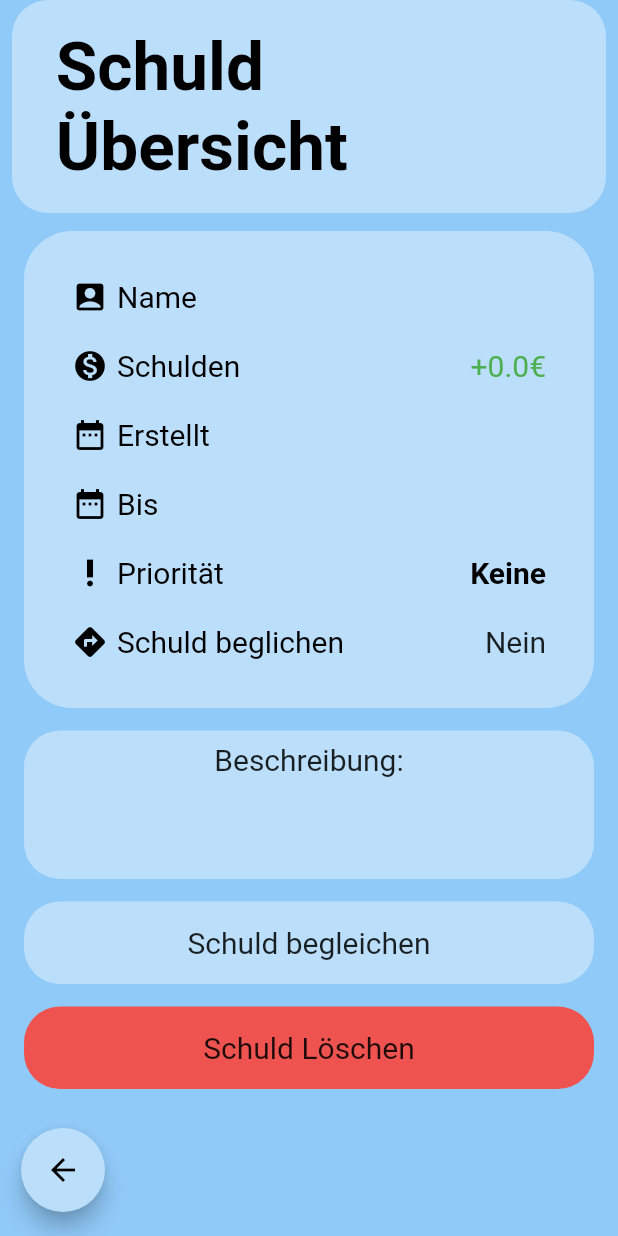
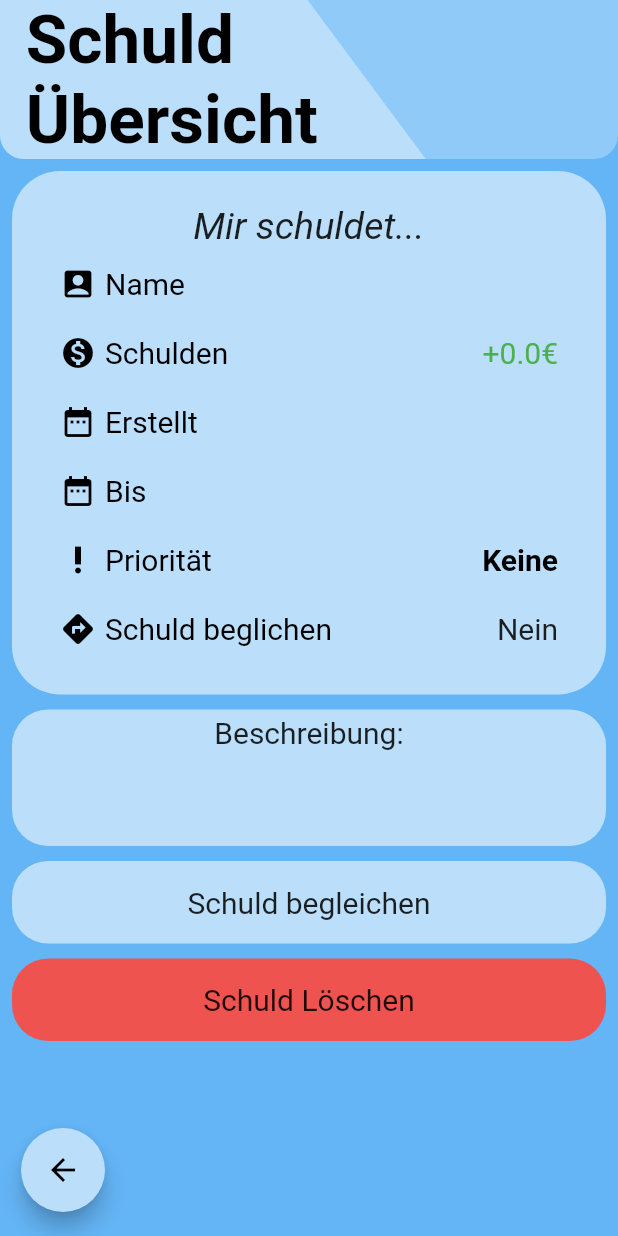
Before and after one commit to CaptainWeasle/Projekt-B-2.0, a Flutter app: the DetailedPage screen opened directly with empty values, on a phone screen of 412 x 824 dp. Run offline on Flutter 3.47's test engine with Material 2 defaults, Android fonts, the phone set to English and light mode, and no system bars; our stand-ins replace datetime_picker_formfield, sqflite; accounts and stored records are empty; Roboto replaces fonts that are missing (Hind).

Commit message:
add new design 2.0

```diff
--- a/project_b/lib/src/pages/detailedPage.dart
+++ b/project_b/lib/src/pages/detailedPage.dart
@@ -3,6 +3,7 @@ import 'package:flutter/material.dart';
 import 'package:project_b/src/blocs/newDebtBloc.dart';
 import 'package:project_b/src/models/debtItem.dart';
 import 'package:project_b/src/ui_elements/debtNumberColor.dart';
+import 'package:project_b/src/ui_elements/headerClipper.dart';
 
 class DetailedPage extends StatefulWidget {
   final NewDebtBloc debtBloc;
@@ -25,18 +26,23 @@ class DetailedPageState extends State<DetailedPage> {
   Widget build(BuildContext context) {
     var appBody = Column(
       children: <Widget>[
-        SafeArea(
-          child: Padding(
-            padding: const EdgeInsets.fromLTRB(8,0,8,0),
-            child: Container(
-              padding: EdgeInsets.all(18),
+        Container(
+          width: double.infinity,
           decoration: BoxDecoration(
             borderRadius: BorderRadius.only(
-                  bottomLeft: Radius.circular(24),
-                  bottomRight: Radius.circular(24),
-                  topRight: Radius.circular(24),
-                  topLeft: Radius.circular(24),
+                bottomLeft: Radius.circular(16),
+                bottomRight: Radius.circular(16)),
+            color: Colors.blue[200],
           ),
+          child: SafeArea(
+            child: ClipPath(
+              clipper: HeaderClipper(),
+              child: Container(
+                width: double.infinity,
+                decoration: BoxDecoration(
+                  borderRadius: BorderRadius.only(
+                      bottomLeft: Radius.circular(16),
+                      bottomRight: Radius.circular(16)),
                   color: Colors.blue[100],
                 ),
                 child: Column(
@@ -66,13 +72,14 @@ class DetailedPageState extends State<DetailedPage> {
               ),
             ),
           ),
+        ),
         Expanded(
           flex: 1,
           child: ListView(
-            padding: EdgeInsets.all(8),
+            padding: EdgeInsets.all(4),
             children: <Widget>[
               Padding(
-                padding: const EdgeInsets.fromLTRB(8, 4, 8, 0),
+                padding: const EdgeInsets.fromLTRB(4, 4, 4, 0),
                 child: Container(
                   decoration: BoxDecoration(
                       color: Colors.blue[100],
@@ -86,7 +93,11 @@ class DetailedPageState extends State<DetailedPage> {
                   child: Column(
                     crossAxisAlignment: CrossAxisAlignment.start,
                     children: <Widget>[
-                      SizedBox(height: 32.0),
+                      SizedBox(height: 22.0),
+                      Center(
+                        child: werSchuldetWem(widget.debtItem),
+                      ),
+                      SizedBox(height: 12),
                       itemRow(Icons.account_box, 'Name', widget.debtItem.name),
                       SizedBox(height: 22.0),
                       Row(
@@ -173,9 +184,9 @@ class DetailedPageState extends State<DetailedPage> {
                   ),
                 ),
               ),
-              SizedBox(height: 15.0),
+              SizedBox(height: 10.0),
               Padding(
-                padding: const EdgeInsets.only(left: 8.0, right: 8.0),
+                padding: const EdgeInsets.only(left: 4.0, right: 4.0),
                 child: Container(
                   decoration: BoxDecoration(
                       color: Colors.blue[100],
@@ -183,7 +194,7 @@ class DetailedPageState extends State<DetailedPage> {
                   child: Column(
                     children: <Widget>[
                       Padding(
-                        padding: const EdgeInsets.all(8.0),
+                        padding: const EdgeInsets.all(4.0),
                         child: Text(
                           "Beschreibung:",
                           style: TextStyle(
@@ -209,9 +220,9 @@ class DetailedPageState extends State<DetailedPage> {
                   ),
                 ),
               ),
-              SizedBox(height: 15.0),
+              SizedBox(height: 10.0),
               Padding(
-                padding: const EdgeInsets.only(left: 8.0, right: 8.0),
+                padding: const EdgeInsets.only(left: 4.0, right: 4.0),
                 child: InkWell(
                   borderRadius: BorderRadius.circular(24),
                   splashColor: Colors.blue[300],
@@ -241,10 +252,10 @@ class DetailedPageState extends State<DetailedPage> {
                 ),
               ),
               SizedBox(
-                height: 15,
+                height: 10,
               ),
               Padding(
-                padding: const EdgeInsets.only(left: 8.0, right: 8.0),
+                padding: const EdgeInsets.only(left: 4.0, right: 4.0),
                 child: InkWell(
                   borderRadius: BorderRadius.circular(24),
                   splashColor: Colors.red[600],
@@ -298,7 +309,7 @@ class DetailedPageState extends State<DetailedPage> {
           ),
         ],
       ),
-      backgroundColor: Colors.blue[200],
+      backgroundColor: Colors.blue[300],
       body: appBody,
     );
   }
--- a/project_b/lib/src/pages/homePage.dart
+++ b/project_b/lib/src/pages/homePage.dart
@@ -7,6 +7,7 @@ import 'package:project_b/src/pages/detailedPage.dart';
 import 'package:project_b/src/pages/summaryDialog.dart';
 import 'package:project_b/src/ui_elements/dataSearch.dart';
 import 'package:project_b/src/ui_elements/debtNumberColor.dart';
+import 'package:project_b/src/ui_elements/headerClipper.dart';
 
 class HomePage extends StatefulWidget {
   @override
@@ -137,6 +138,8 @@ class HomePageState extends State<HomePage> {
                     },
                     direction: _dismissDirection,
                     key: new ObjectKey(debt),
+                    child: Container(
+                      color: Colors.blue[200],
                       child: Card(
                         shape: RoundedRectangleBorder(
                           side: BorderSide(color: Colors.grey[200], width: 0.5),
@@ -156,12 +159,12 @@ class HomePageState extends State<HomePage> {
                                   ? Icon(
                                       Icons.check_box,
                                       size: 26.0,
-                                    color: Colors.blue[200],
+                                      color: Colors.blue[300],
                                     )
                                   : Icon(
                                       Icons.check_box_outline_blank,
                                       size: 26.0,
-                                    color: Colors.blue[200],
+                                      color: Colors.blue[300],
                                     ),
                             ),
                           ),
@@ -188,6 +191,7 @@ class HomePageState extends State<HomePage> {
                               ),
                             );
                           },
+                        ),
                       ),
                     ),
                   );
@@ -222,9 +226,13 @@ class HomePageState extends State<HomePage> {
     var _appBody = Column(
       children: <Widget>[
         Container(
+          color: Colors.blue[200],
+          width: double.infinity,
+          child: SafeArea(
+            child: ClipPath(
+              clipper: HeaderClipper(),
+              child: Container(
                 color: Colors.blue[100],
-          padding: EdgeInsets.all(8),
-          child: SafeArea(
                 child: Column(
                   children: <Widget>[
                     Container(
@@ -251,6 +259,8 @@ class HomePageState extends State<HomePage> {
                 ),
               ),
             ),
+          ),
+        ),
         Expanded(
           child: StreamBuilder(
             stream: _newDebtBloc.debts,
@@ -268,7 +278,7 @@ class HomePageState extends State<HomePage> {
     }
 
     return Scaffold(
-      backgroundColor: Colors.blue[200],
+      backgroundColor: Colors.blue[300],
       floatingActionButton: _floatingActionButton,
       body: _appBody,
       /*appBar: AppBar(
--- a/project_b/lib/src/ui_elements/debtNumberColor.dart
+++ b/project_b/lib/src/ui_elements/debtNumberColor.dart
@@ -15,7 +15,32 @@ begleichenButtonTap(DebtItem debt) {
   }
   return debt.isDone = true;
 }
+ werSchuldetWem(DebtItem debt){
+      if(debt.iOwe == true){
+        return Text("Ich schulde...",
+          style: TextStyle(
+            fontSize: 25.0,
+            fontStyle: FontStyle.italic,
 
+          ),
+        );
+      }else if(debt.iOwe == false){
+        return Text("Mir schuldet...",
+          style: TextStyle(
+            fontSize: 25.0,
+            fontStyle: FontStyle.italic,
+
+          ),
+        );
+      }
+      return Text("Nur arme leihen sich Geld...",
+        style: TextStyle(
+          fontSize: 20.0,
+          fontStyle: FontStyle.italic,
+
+        ),
+      );
+    }
 isDone(DebtItem debt) {
   if (debt.isDone) {
     return Text(
--- /dev/null
+++ b/project_b/lib/src/ui_elements/headerClipper.dart
@@ -0,0 +1,20 @@
+import 'dart:ui';
+
+import 'package:flutter/cupertino.dart';
+
+class HeaderClipper extends CustomClipper<Path> {
+  @override
+  Path getClip(Size size) {
+    final path = Path();
+    path.lineTo(0, 400);
+    path.lineTo(800, 800);
+    path.lineTo(size.width - 500, size.height - 500);
+    path.close();
+    return path;
+  }
+
+  @override
+  bool shouldReclip(CustomClipper oldClipper) {
+    return false;
+  }
+}
```
Lines whose indentation alone changed are shown as unchanged.
